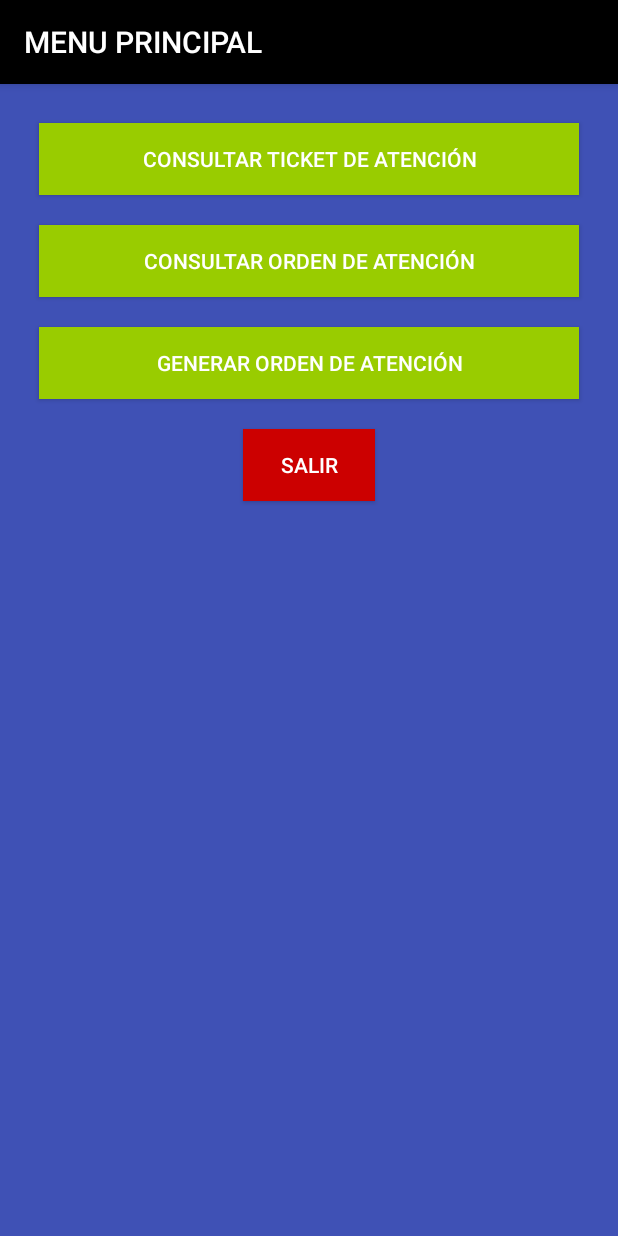
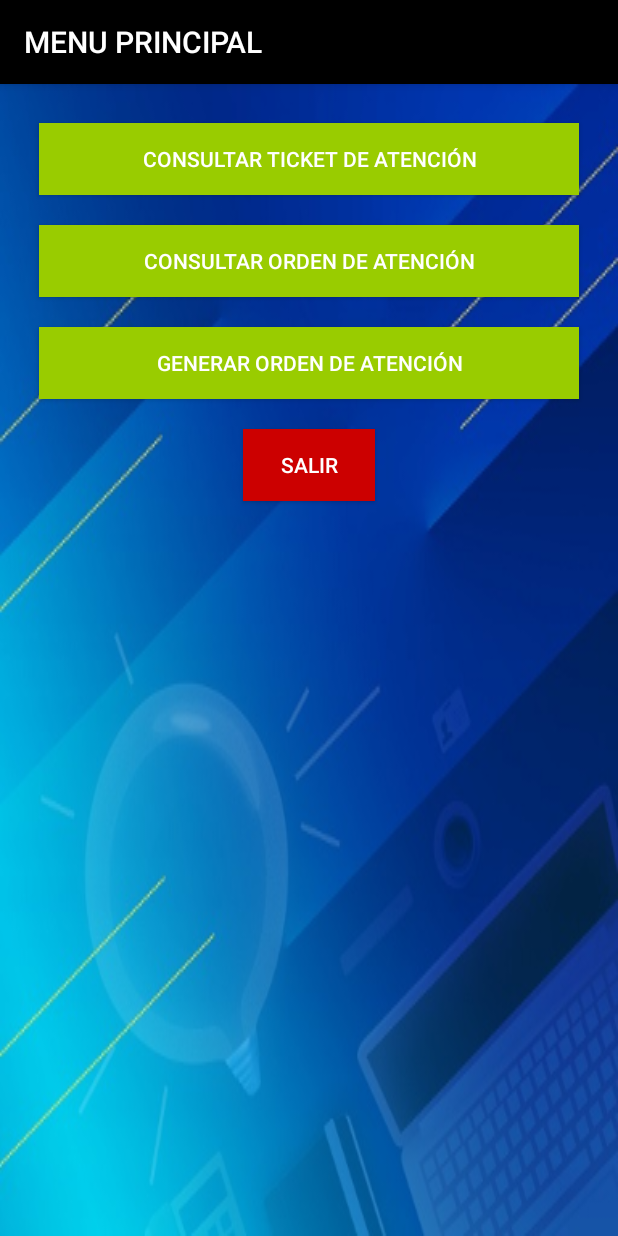
Before and after one commit to YanOner/interrupcion-movil, an Android app: the Menu screen opened directly, with no data from a screen before it, on a phone screen of 412 x 824 dp. Run offline under Robolectric (Android 15) with nearby library versions, the phone set to English and light mode, and no system bars.

Commit message:
background

```diff
--- a/app/src/main/res/layout/content_menu.xml
+++ b/app/src/main/res/layout/content_menu.xml
@@ -1,14 +1,17 @@
 <?xml version="1.0" encoding="utf-8"?>
 <RelativeLayout xmlns:android="http://schemas.android.com/apk/res/android"
     xmlns:tools="http://schemas.android.com/tools"
-    xmlns:app="http://schemas.android.com/apk/res-auto" android:layout_width="match_parent"
-    android:layout_height="match_parent" android:paddingLeft="@dimen/activity_horizontal_margin"
+    xmlns:app="http://schemas.android.com/apk/res-auto"
+    android:layout_width="match_parent"
+    android:layout_height="match_parent"
+    android:paddingLeft="@dimen/activity_horizontal_margin"
     android:paddingRight="@dimen/activity_horizontal_margin"
     android:paddingTop="@dimen/activity_vertical_margin"
     android:paddingBottom="@dimen/activity_vertical_margin"
     app:layout_behavior="@string/appbar_scrolling_view_behavior"
     tools:showIn="@layout/activity_menu" tools:context="com.upc.menu.Menu"
-    android:background="@color/colorPrimary">
+    android:background="@mipmap/pantalla01"
+    >
 
     <LinearLayout
         android:orientation="vertical"
```
Also changed, not shown: 2 other files.
